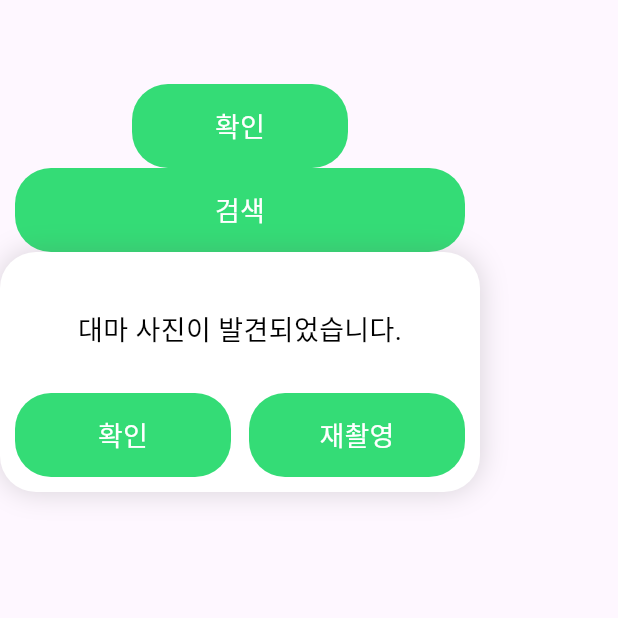
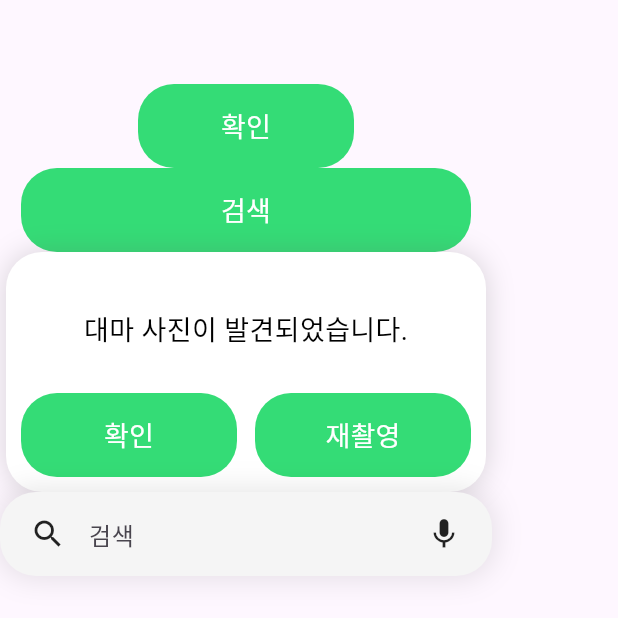
Before and after one commit to GDSC-Hongik/weedeyes-21st-mobile, a Flutter app: the screen it shows after launch, on a phone screen of 412 x 824 dp. Shown: the top 618 px of the screen. Run offline on Flutter 3.47's test engine with Material 3 defaults, Android fonts, the phone set to English and light mode, and no system bars.

Commit message:
feat: Input 위젯 형태 구현

```diff
--- a/weedeyes/lib/main.dart
+++ b/weedeyes/lib/main.dart
@@ -2,9 +2,10 @@ import 'package:flutter/material.dart';
 import 'package:weedeyes/widgets/button_medium.dart';
 import 'package:weedeyes/widgets/button_small.dart';
 import 'package:weedeyes/widgets/option.dart';
+import 'package:weedeyes/widgets/search.dart';
 
 void main() {
-  runApp(const MyApp());
+  runApp(MyApp());
 }
 
 class MyApp extends StatelessWidget {
@@ -20,14 +21,15 @@ class MyApp extends StatelessWidget {
       ),
       home: Scaffold(
         appBar: AppBar(),
-        body: const Column(children: [
+        body: Column(children: [
           ButtonSmall(
             text: "확인",
           ),
           ButtonMedium(
             text: "검색",
           ),
-          Option(text: "대마 사진이 발견되었습니다.", option1: "확인", option2: "재촬영")
+          Option(text: "대마 사진이 발견되었습니다.", option1: "확인", option2: "재촬영"),
+          Search(),
         ]),
       ),
     );
--- a/weedeyes/lib/widgets/search.dart
+++ b/weedeyes/lib/widgets/search.dart
@@ -0,0 +1,46 @@
+import 'package:flutter/material.dart';
+
+class Search extends StatelessWidget {
+  Search({super.key});
+  final controll = TextEditingController();
+  @override
+  Widget build(BuildContext context) {
+    return SizedBox(
+      width: 328,
+      height: 56,
+      child: Container(
+          padding: const EdgeInsets.fromLTRB(20, 12, 20, 12),
+          decoration: BoxDecoration(
+              color: const Color(0xFFF5F5F5),
+              borderRadius: BorderRadius.circular(24),
+              boxShadow: const [
+                BoxShadow(
+                    color: Color.fromRGBO(0, 0, 0, 0.1),
+                    blurRadius: 16,
+                    spreadRadius: 2)
+              ]),
+          child: Row(
+            mainAxisAlignment: MainAxisAlignment.spaceBetween,
+            crossAxisAlignment: CrossAxisAlignment.center,
+            children: [
+              const Icon(Icons.search),
+              const SizedBox(
+                width: 15,
+              ),
+              Expanded(
+                child: TextField(
+                  style: TextStyle(fontSize: 16),
+                  controller: controll,
+                  decoration: const InputDecoration(
+                      hintText: "검색", border: InputBorder.none),
+                ),
+              ),
+              const SizedBox(
+                width: 15,
+              ),
+              const Icon(Icons.mic)
+            ],
+          )),
+    );
+  }
+}
```
